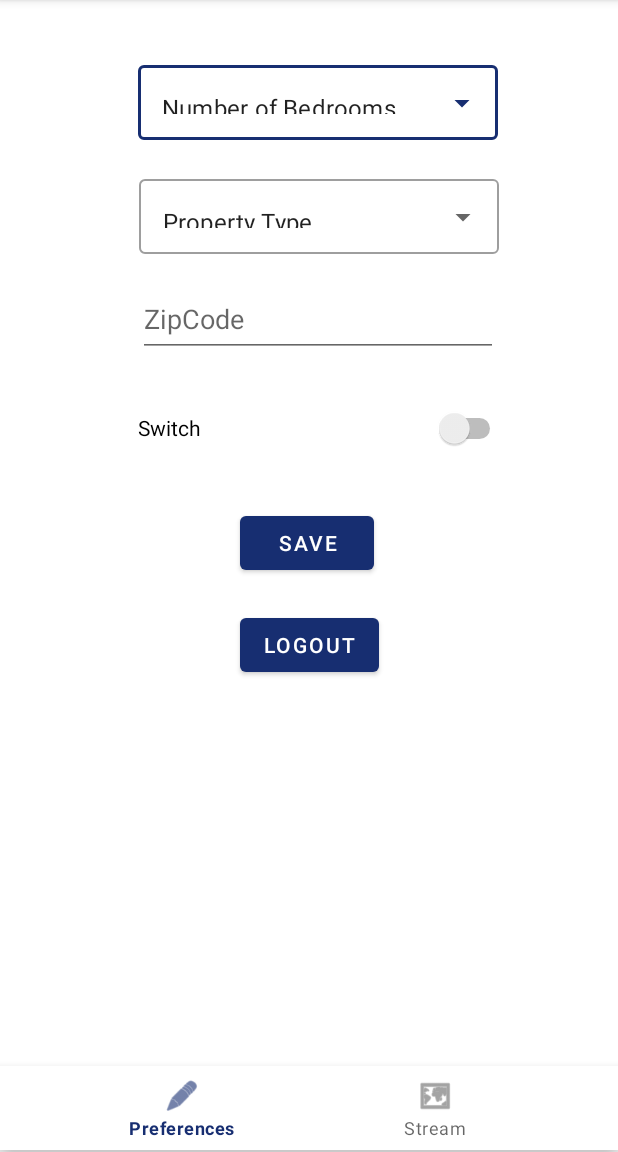
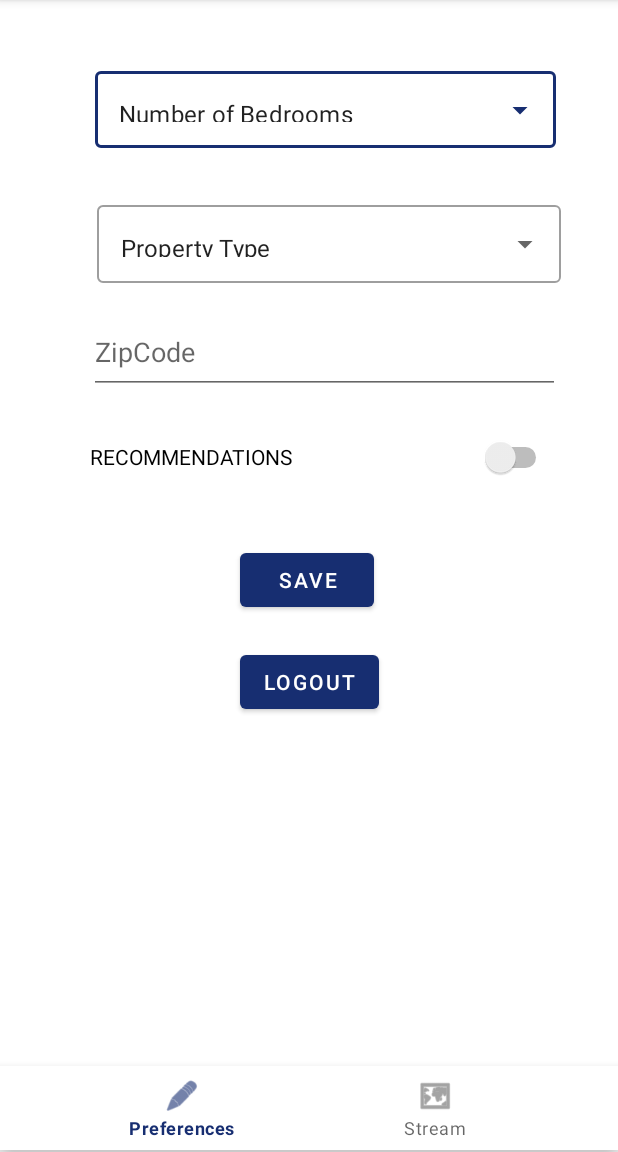
Before and after one commit to lailaeliotti1/HOME_FBU, an Android app: the PreferenceFragment screen opened directly, with no data from a screen before it, on a phone screen of 412 x 824 dp, the part 84-1236 px from its top. Run offline under Robolectric (Android 15) with nearby library versions, the light colour scheme and no system bars; libraries missing offline, so code that uses them is left out: com.codepath.asynchttpclient, com.parse; 5 statements that could not run were skipped.

Commit message:
recommendations added

```diff
--- a/app/src/main/java/com/example/home/AttomData/AttomDataClient.java
+++ b/app/src/main/java/com/example/home/AttomData/AttomDataClient.java
@@ -28,7 +28,6 @@ public class AttomDataClient {
         private static final String PROPERTY_TYPE_PARAM = "propertytype";
         private static final String ORDERBY_PARAM = "orderby";
         private static final String DISTANCE = "distance";
-        private static final int radius = 1;
         private static final String API_URL = "https://api.gateway.attomdata.com/propertyapi/v1.0.0/property/snapshot";
 
         public static void getHomeTimeline(Context context, UserPreferences userPreferences, JsonHttpResponseHandler jsonHttpResponseHandler){
@@ -39,7 +38,7 @@ public class AttomDataClient {
             RequestParams params = new RequestParams();
             params.put(LATITUDE_PARAM, String.valueOf(userPreferences.getLat()));
             params.put(LONGITUDE_PARAM, String.valueOf(userPreferences.getLng()));
-            params.put(RADIUS_PARAM, String.valueOf(radius));
+            params.put(RADIUS_PARAM, String.valueOf(userPreferences.getRadius()));
             params.put(MIN_BEDS_PARAM, String.valueOf(userPreferences.getNoOfBedrooms()));
             if(userPreferences.getRecommendationSwitch() == true)
                 params.put(MAX_BEDS_PARAM, String.valueOf(userPreferences.getMaxNoOfBedrooms()));
@@ -48,6 +47,7 @@ public class AttomDataClient {
             params.put(PROPERTY_TYPE_PARAM, userPreferences.getPropertyType());
             params.put(ORDERBY_PARAM, DISTANCE);
             mClient.get(API_URL, headers, params, jsonHttpResponseHandler);
+            System.out.println("Trying to retrieve homes");
         }
 
 }
--- a/app/src/main/java/com/example/home/JsonParser/HomeJsonParser.java
+++ b/app/src/main/java/com/example/home/JsonParser/HomeJsonParser.java
@@ -43,6 +43,8 @@ public class HomeJsonParser {
         home.setHomeNoOfBedrooms(jsonObject.getJSONObject(BUILDING_PARAM).getJSONObject(ROOMS_PARAM).getString(BED_PARAM));
         home.setHomeNoOfBathrooms(jsonObject.getJSONObject(BUILDING_PARAM).getJSONObject(ROOMS_PARAM).getString(BATHS_PARAM));
         home.setYearBuilt(jsonObject.getJSONObject(SUMMARY_PARAM).getString(YEAR_PARAM));
+        if(home.getYearBuilt() == "" || home.getYearBuilt() == null)
+            home.setYearBuilt("0000");
         home.setDistance(jsonObject.getJSONObject(LOCATION_PARAM).getString(DISTANCE_PARAM));
         home.setLatitude(jsonObject.getJSONObject(LOCATION_PARAM).getString(LATITUDE_PARAM));
         home.setLongitude(jsonObject.getJSONObject(LOCATION_PARAM).getString(LONGITUDE_PARAM));
--- a/app/src/main/java/com/example/home/models/UserPreferences.java
+++ b/app/src/main/java/com/example/home/models/UserPreferences.java
@@ -1,6 +1,5 @@
 package com.example.home.models;
 
-import com.example.home.ZipCode.ZipcodeParser;
 import com.parse.ParseClassName;
 import com.parse.ParseObject;
 
@@ -9,22 +8,28 @@ public class UserPreferences extends ParseObject {
     private static final String KEY_BEDROOM_NO = "noOfBedrooms";
     private static final String KEY_PROPERTY_TYPE = "propertyType";
     private static final String KEY_LAT = "latitude";
-    public static final String USER_KEY = "user";
-    private static final String KEY_LNG = "longtiude";
+    private static final String USER_KEY = "user";
+    private static final String KEY_LNG = "longitude";
     private static final String KEY_ZIPCODE = "zipcode";
     private static final String KEY_RECOMMENDATION = "recommendationSwitch";
+    private static final String KEY_RADIUS = "radius";
+    private static final String KEY_MAXBED = "maxbeds";
+    private int mRadius = 1;
 
 
     public Number getNoOfBedrooms(){
         return getNumber(KEY_BEDROOM_NO);
     }
-    public void setNoOfBedrooms(Integer noOfBedrooms){
+    public void setNoOfBedrooms(Number noOfBedrooms){
         put(KEY_BEDROOM_NO, noOfBedrooms);
     }
+    public void setMaxNoOfBedrooms(Integer maxNoOfBedrooms){
+        put(KEY_MAXBED, maxNoOfBedrooms);
+    }
     public Integer getMaxNoOfBedrooms(){
-        //returns one more bedroom than user asked for
-        int max = (Integer)getNoOfBedrooms() + 1;
-        return max;
+        if(getRecommendationSwitch() == true)
+            return (int)getNumber(KEY_BEDROOM_NO)+1;
+        return getInt(KEY_BEDROOM_NO);
     }
     public String getPropertyType(){
         return getString(KEY_PROPERTY_TYPE);
@@ -53,6 +58,15 @@ public class UserPreferences extends ParseObject {
     public void setZipcode(Integer zipcode){
         put(KEY_ZIPCODE, zipcode);
     }
+    public Number getRadius(){
+        return getNumber(KEY_RADIUS);
+    }
+    public void setRadius(Integer radius){
+        if(getRecommendationSwitch()==false)
+            put(KEY_RADIUS, radius);
+        else
+            put(KEY_RADIUS, mRadius);
+    }
 
     public ParseObject getUserPreferences(){
         return getParseObject("UserPreferences");
--- a/app/src/main/java/com/example/home/stream/StreamFragment.java
+++ b/app/src/main/java/com/example/home/stream/StreamFragment.java
@@ -13,7 +13,6 @@ import android.view.LayoutInflater;
 import android.view.View;
 import android.view.ViewGroup;
 import android.widget.LinearLayout;
-import android.widget.Toast;
 
 import com.codepath.asynchttpclient.callback.JsonHttpResponseHandler;
 import com.example.home.AttomData.AttomDataClient;
@@ -24,9 +23,6 @@ import com.example.home.ZipCode.ZipcodeParser;
 import com.example.home.models.Home;
 import com.example.home.models.User;
 import com.example.home.models.UserPreferences;
-import com.parse.FindCallback;
-import com.parse.Parse;
-import com.parse.ParseException;
 import com.parse.ParseObject;
 import com.parse.ParseQuery;
 import com.parse.ParseUser;
@@ -45,9 +41,15 @@ public class StreamFragment extends Fragment {
     public LinearLayout StreamLinearLayout;
     private String zipCode;
     private List<Home> mHomes;
+    private List<Home> mHomesRec;
     private UserPreferences mUserPreferences;
     private AttomDataClient attomDataClient = new AttomDataClient();
     private ZipcodeClient zipcodeClient = new ZipcodeClient();
+    public static final String APARTMENT = "APARTMENT";
+    public static final String CONDO = "CONDOMINIUM";
+    public static final String DUPLEX = "DUPLEX";
+    public static final String RESIDENTIAL = "RESIDENTIAL ACREAGE";
+    public static final String TOWNHOUSE = "TOWNHOUSE/ROWHOUSE";
 
     public StreamFragment() {
     }
@@ -85,6 +87,7 @@ public class StreamFragment extends Fragment {
         streamRecyclerView.setLayoutManager(new LinearLayoutManager(StreamLinearLayout.getContext()));
         ParseQuery<ParseObject> query = new ParseQuery<>("UserPreferences");
         query.whereEqualTo("user", User.getCurrentUser());
+        query.setLimit(1);
         query.findInBackground(((objects, e) -> {
             for (ParseObject object : objects) {
                 mUserPreferences = (UserPreferences) object;
@@ -105,13 +108,14 @@ public class StreamFragment extends Fragment {
                     ZipcodeParser.addLatlng(json.jsonObject, mUserPreferences);
                     populateHomeTimeline();
                 } catch (JSONException e) {
-                    e.printStackTrace();
+                    Log.e("ZipcodeAPI", e.toString());
                 }
 
             }
 
             @Override
             public void onFailure(int statusCode, Headers headers, String response, Throwable throwable) {
+                Log.e("Zipcode failure", response);
 
             }
         });
@@ -124,6 +128,8 @@ public class StreamFragment extends Fragment {
             public void onSuccess(int statusCode, Headers headers, JSON json) {
                 // Access a JSON array response with `json.jsonArray`
                 mHomes.addAll(HomeJsonParser.getListOfHomes(json.jsonObject));
+                if(mUserPreferences.getRecommendationSwitch() == true)
+                    populateRecommendations(user);
                 adapter.notifyDataSetChanged();
                 Log.d("Home size", String.valueOf(mHomes.size()));
                 // Access a JSON object response with `json.jsonObject`
@@ -136,7 +142,65 @@ public class StreamFragment extends Fragment {
 
             }
         });
-        if(mUserPreferences.getRecommendationSwitch() == true){
+    }
+    private void populateRecommendations(ParseUser user){
+            UserPreferences recommendations = new UserPreferences();
+            mHomesRec = new ArrayList<>();
+            List<Home> mHomesCopy = new ArrayList<>();
+            mHomesCopy.addAll(mHomes);
+            recommendations.setUser((User) user);
+            recommendations.setNoOfBedrooms(mUserPreferences.getNoOfBedrooms());
+            recommendations.setMaxNoOfBedrooms(mUserPreferences.getMaxNoOfBedrooms());
+            recommendations.setZipcode(mUserPreferences.getZipcode());
+            recommendations.setRadius((int)(Math.random()*5)+1);
+        // if user selects apartment, show condo and duplex, and townhouse and residential acreage
+            if (mUserPreferences.getPropertyType() == APARTMENT){
+                int random = (int)(Math.random()*2);
+                if(random == 1)
+                    recommendations.setPropertyType(CONDO);
+                else
+                    recommendations.setPropertyType(DUPLEX);
+            }
+            if (mUserPreferences.getPropertyType() == CONDO){
+                int random = (int)(Math.random()*2);
+                if(random == 1)
+                    recommendations.setPropertyType(APARTMENT);
+                else
+                    recommendations.setPropertyType(DUPLEX);
+            }
+            if (mUserPreferences.getPropertyType() == DUPLEX){
+                int random = (int)(Math.random()*2);
+                if(random == 1)
+                    recommendations.setPropertyType(CONDO);
+                else
+                    recommendations.setPropertyType(APARTMENT);
+            }
+            if (mUserPreferences.getPropertyType() == TOWNHOUSE)
+                recommendations.setPropertyType(RESIDENTIAL);
+            if(mUserPreferences.getPropertyType() == RESIDENTIAL)
+                recommendations.setPropertyType(TOWNHOUSE);
+            //one degree of latitude is 69 miles
+            //5 miles would be .0725 approx
+            recommendations.setLat(mUserPreferences.getLat());
+            recommendations.setLng(mUserPreferences.getLng());
+            recommendations.setRecommendationSwitch(false);
+            attomDataClient.getHomeTimeline(getContext(), recommendations, new JsonHttpResponseHandler() {
+                @Override
+                public void onSuccess(int statusCode, Headers headers, JSON json) {
+                    mHomesRec.addAll(HomeJsonParser.getListOfHomes(json.jsonObject));
+                    for(Home objRec: mHomesRec){
+                        for(Home objHome: mHomesCopy)
+                            if(!objRec.getAddress().equals(objHome.getAddress()))
+                                mHomes.add(objRec);
+                    }
+                }
+
+                @Override
+                public void onFailure(int statusCode, Headers headers, String response, Throwable throwable) {
+
+                }
+            });
+
             //Creating a new UP recommendations
             //change radius
             //change bedrooms
@@ -144,9 +208,11 @@ public class StreamFragment extends Fragment {
             //if mUP getBedroom < 2, give an apartment/condominum... else give residential acreage
             //recommendations.setNoOfBedrooms(userP.getMaxBedrooms());
             //attomDataClient.getHomeTimeline(getContext(), recommendations);
+            //in on success mHomes.addAll()
+            //remove dupes
+            //adapter notify data set changed
+            //if mHomes[i].getAddress()
 
-
-        }
 
     }
 }
--- a/app/src/main/res/layout/fragment_preference.xml
+++ b/app/src/main/res/layout/fragment_preference.xml
@@ -11,8 +11,8 @@
     <com.google.android.material.textfield.TextInputLayout
         android:id="@+id/BedroomDropDown"
         style="@style/Widget.MaterialComponents.TextInputLayout.OutlinedBox.ExposedDropdownMenu"
-        android:layout_width="250dp"
-        android:layout_height="60dp"
+        android:layout_width="307dp"
+        android:layout_height="69dp"
         android:layout_marginStart="32dp"
         android:layout_marginTop="36dp"
         android:layout_marginEnd="10dp"
@@ -26,8 +26,8 @@
 
         <AutoCompleteTextView
             android:id="@+id/BedroomTextView"
-            android:layout_width="240dp"
-            android:layout_height="50dp"
+            android:layout_width="match_parent"
+            android:layout_height="51dp"
             android:layout_weight="1"
             android:inputType="none"
             android:text="Number of Bedrooms" />
@@ -36,8 +36,8 @@
     <com.google.android.material.textfield.TextInputLayout
         android:id="@+id/PropertyTypeDropDown"
         style="@style/Widget.MaterialComponents.TextInputLayout.OutlinedBox.ExposedDropdownMenu"
-        android:layout_width="250dp"
-        android:layout_height="60dp"
+        android:layout_width="309dp"
+        android:layout_height="77dp"
         android:layout_marginStart="32dp"
         android:layout_marginTop="16dp"
         android:layout_marginEnd="2dp"
@@ -52,8 +52,8 @@
 
         <AutoCompleteTextView
             android:id="@+id/PropertyTypeTextView"
-            android:layout_width="240dp"
-            android:layout_height="50dp"
+            android:layout_width="match_parent"
+            android:layout_height="52dp"
             android:layout_weight="1"
             android:inputType="none"
             android:text="Property Type" />
@@ -73,16 +73,16 @@
 
     <EditText
         android:id="@+id/ZipcodeEditText"
-        android:layout_width="240dp"
-        android:layout_height="50dp"
+        android:layout_width="314dp"
+        android:layout_height="56dp"
         android:layout_marginStart="32dp"
-        android:layout_marginTop="16dp"
+        android:layout_marginTop="8dp"
         android:layout_marginEnd="21dp"
         android:ems="10"
         android:hint="ZipCode"
         android:inputType="number"
         app:layout_constraintEnd_toEndOf="parent"
-        app:layout_constraintHorizontal_bias="0.508"
+        app:layout_constraintHorizontal_bias="0.613"
         app:layout_constraintStart_toStartOf="parent"
         app:layout_constraintTop_toBottomOf="@+id/PropertyTypeDropDown" />
 
@@ -99,11 +99,11 @@
 
     <Switch
         android:id="@+id/RecommendationsSwitch"
-        android:layout_width="245dp"
+        android:layout_width="308dp"
         android:layout_height="52dp"
-        android:layout_marginStart="92dp"
-        android:layout_marginTop="21dp"
-        android:text="Switch"
+        android:layout_marginStart="60dp"
+        android:layout_marginTop="16dp"
+        android:text="RECOMMENDATIONS"
         app:layout_constraintStart_toStartOf="parent"
         app:layout_constraintTop_toBottomOf="@+id/ZipcodeEditText" />
 
--- a/app/src/main/res/values/strings.xml
+++ b/app/src/main/res/values/strings.xml
@@ -20,7 +20,7 @@
     <string name="back4app_app_id">G90mbl2Izwog6wDodvDxkSzFPKPkiPzTR6zAt6Fc</string>
     <string name="back4app_client_key">rKN3dsIyz3zEKWU4DnE8Ctva78zfSMCgx2lpNyRp</string>
     <string name="attomdata_api_key">4e1b1e82223a8cb310559399be217723</string>
-    <string name="zipcode_api_key">dpORP970DJgFlkCFifSfFBWZB7SNia13dsvlMgAr1rtIbQuvI80Js4pEDyRTyhuV</string>
+    <string name="zipcode_api_key">uc3gcClzm0LzsXCwUWol4YEqQ5ILv8LDz3oa5qFX7HIv5l2F2VWldzhdishuGVu5</string>
     <string name="google_streetview_key">AIzaSyCNoCggg5iJ8eNKLkxxPYonbIWM-xJin7E</string>
 
     <string-array name="NoOfBedrooms">
@@ -32,7 +32,7 @@
     </string-array>
     <string-array name="PropertyType">
         <item>APARTMENT</item>
-        <item>CONDOMINUM</item>
+        <item>CONDOMINIUM</item>
         <item>TOWNHOUSE/ROWHOUSE</item>
         <item>DUPLEX</item>
         <item>RESIDENTIAL ACREAGE</item>
```
Also changed, not shown: app/src/main/java/com/example/home/preferences/PreferenceFragment.java (+15 -31 lines).
